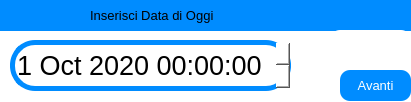
First picture: the form in view/inserisci_data_di_oggi_window.ui, repository ISacchitella/MicroOne_v1.1, before the edit.
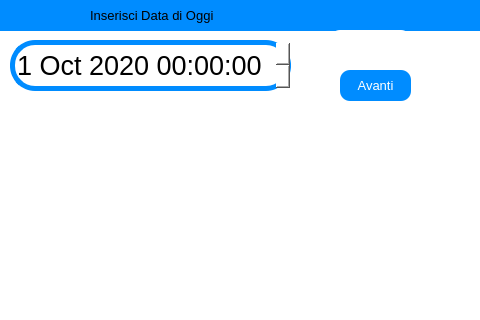
Second picture: the form after the edit. Icons and pictures are not drawn.

```diff
--- a/view/inserisci_data_di_oggi_window.ui
+++ b/view/inserisci_data_di_oggi_window.ui
@@ -6,8 +6,8 @@
    <rect>
     <x>0</x>
     <y>0</y>
-    <width>411</width>
-    <height>102</height>
+    <width>480</width>
+    <height>320</height>
    </rect>
   </property>
   <property name="windowTitle">
```
